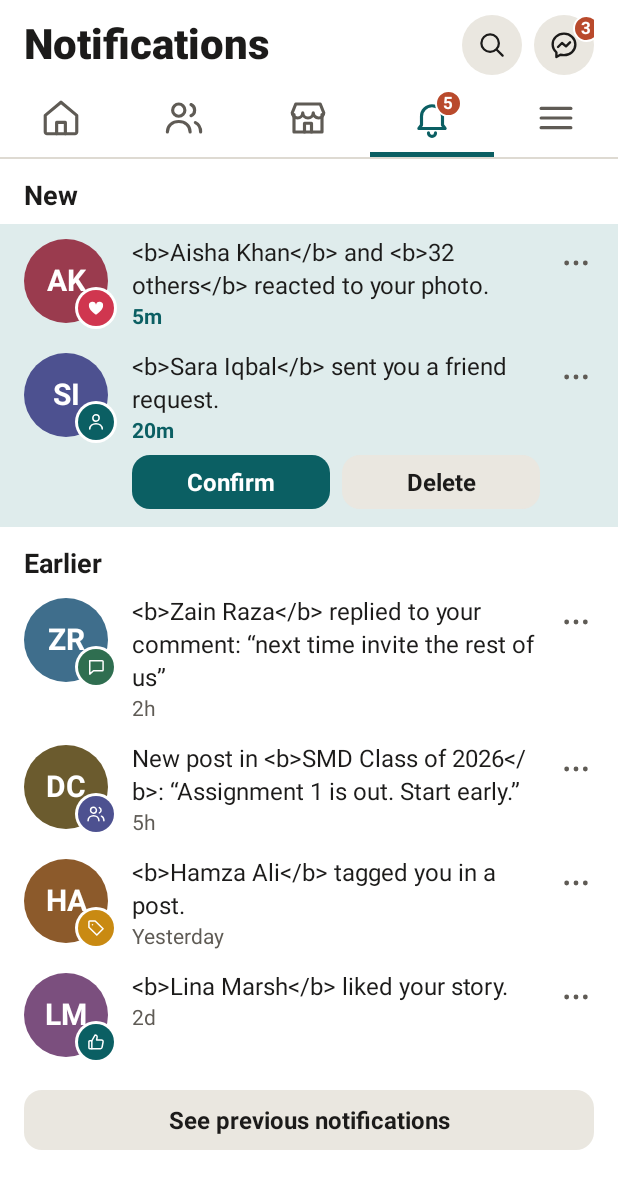
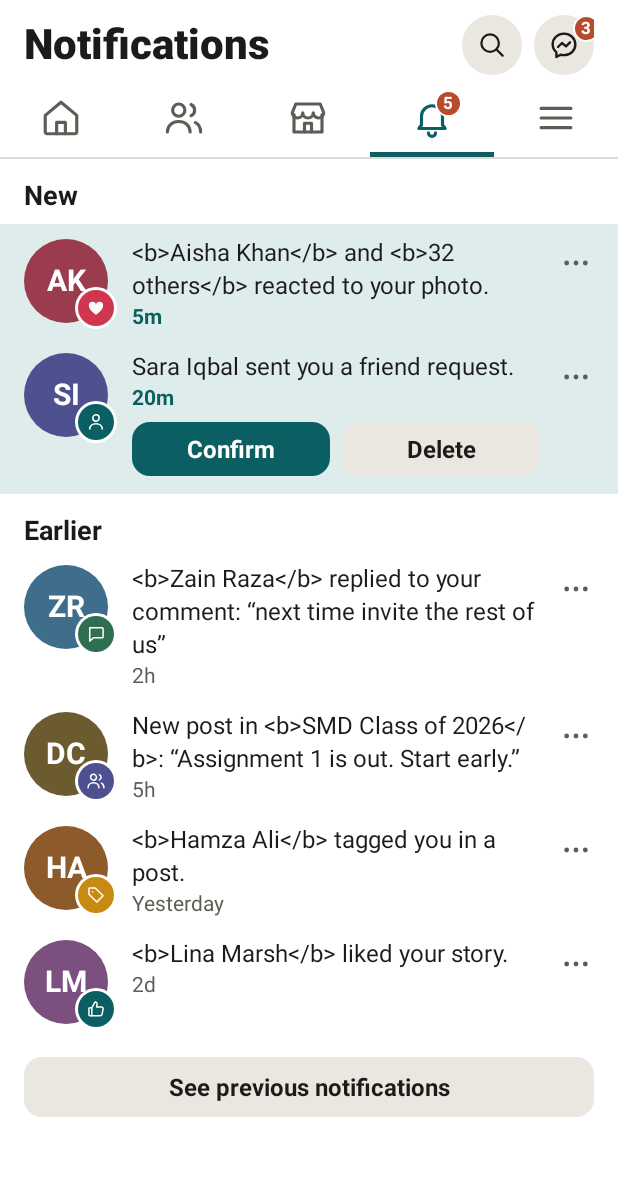
Before and after one commit to babartalal/smd_kinnect, an Android app: the layout activity_notifications.xml on its own in the app's theme, with its tools: preview values and no code run, on a phone screen of 412 x 824 dp. Shown: the top 1189 px of the screen. Run offline under Robolectric (Android 15) with nearby library versions, the phone set to English and light mode, and no system bars.

Commit message:
Notifications: show real friend requests with working Confirm and Delete

```diff
--- a/app/src/main/res/layout/activity_notifications.xml
+++ b/app/src/main/res/layout/activity_notifications.xml
@@ -355,109 +355,15 @@
                         app:tint="@color/k_text_secondary" />
                 </LinearLayout>
 
-                <LinearLayout
+                <!-- Incoming friend requests (friends/requests.php), one
+                     item_notification_request row each; empty when there are none. -->
+                <androidx.recyclerview.widget.RecyclerView
+                    android:id="@+id/notifRequestsRecyclerView"
                     android:layout_width="match_parent"
                     android:layout_height="wrap_content"
-                    android:orientation="horizontal"
-                    android:paddingStart="16dp"
-                    android:paddingTop="8dp"
-                    android:paddingEnd="12dp"
-                    android:paddingBottom="8dp">
-
-                    <!-- avatar with a small type badge overlapping its bottom-right (negative margin) -->
-                    <LinearLayout
-                        android:layout_width="wrap_content"
-                        android:layout_height="wrap_content"
-                        android:orientation="horizontal">
-
-                        <TextView
-                            style="@style/Kinnect.Text.AvatarInitials"
-                            android:layout_width="56dp"
-                            android:layout_height="56dp"
-                            android:layout_marginBottom="4dp"
-                            android:background="@drawable/k_bg_circle_indigo"
-                            android:text="SI"
-                            android:textSize="20sp" />
-
-                        <LinearLayout
-                            android:layout_width="28dp"
-                            android:layout_height="28dp"
-                            android:layout_gravity="bottom"
-                            android:layout_marginStart="-22dp"
-                            android:background="@drawable/k_bg_circle_white"
-                            android:padding="2dp">
-
-                            <ImageView
-                                android:layout_width="match_parent"
-                                android:layout_height="match_parent"
-                                android:background="@drawable/k_bg_circle_white"
-                                android:backgroundTint="@color/primary_teal"
-                                android:importantForAccessibility="no"
-                                android:padding="5dp"
-                                android:src="@drawable/k_ic_person"
-                                app:tint="@color/white" />
-                        </LinearLayout>
-                    </LinearLayout>
-
-                    <LinearLayout
-                        android:layout_width="0dp"
-                        android:layout_height="wrap_content"
-                        android:layout_marginStart="10dp"
-                        android:layout_weight="1"
-                        android:orientation="vertical">
-
-                        <!-- bold parts are applied in NotificationsActivity (Html.fromHtml) -->
-                        <TextView
-                            android:id="@+id/notifText2"
-                            style="@style/Kinnect.Text.Body"
-                            android:layout_width="match_parent"
-                            android:layout_height="wrap_content"
-                            android:lineSpacingExtra="3dp"
-                            android:text="&lt;b&gt;Sara Iqbal&lt;/b&gt; sent you a friend request." />
-
-                        <TextView
-                            style="@style/Kinnect.Text.Link"
-                            android:textSize="14sp"
-                            android:layout_width="wrap_content"
-                            android:layout_height="wrap_content"
-                            android:layout_marginTop="3dp"
-                            android:text="20m" />
-
-                        <LinearLayout
-                            android:layout_width="match_parent"
-                            android:layout_height="wrap_content"
-                            android:layout_marginTop="8dp"
-                            android:layout_marginBottom="2dp"
-                            android:orientation="horizontal">
-
-                            <androidx.appcompat.widget.AppCompatButton
-                                android:id="@+id/notifConfirmBtn"
-                                style="@style/Kinnect.Button.Teal"
-                                android:layout_width="0dp"
-                                android:layout_height="36dp"
-                                android:layout_weight="1"
-                                android:text="Confirm" />
-
-                            <androidx.appcompat.widget.AppCompatButton
-                                android:id="@+id/notifDeleteBtn"
-                                style="@style/Kinnect.Button.Gray"
-                                android:layout_width="0dp"
-                                android:layout_height="36dp"
-                                android:layout_marginStart="8dp"
-                                android:layout_weight="1"
-                                android:text="Delete" />
-                        </LinearLayout>
-                    </LinearLayout>
-
-                    <ImageView
-                        android:layout_width="32dp"
-                        android:layout_height="32dp"
-                        android:layout_marginStart="8dp"
-                        android:contentDescription="More"
-                        android:padding="5dp"
-                        android:src="@drawable/k_ic_more"
-                        app:tint="@color/k_text_secondary" />
-                </LinearLayout>
+                    android:nestedScrollingEnabled="false"
+                    tools:itemCount="1"
+                    tools:listitem="@layout/item_notification_request" />
             </LinearLayout>
 
             <TextView
--- /dev/null
+++ b/app/src/main/res/layout/item_notification_request.xml
@@ -0,0 +1,122 @@
+<?xml version="1.0" encoding="utf-8"?>
+<!-- 18 Notifications: one incoming friend request ("… sent you a friend request."). -->
+<LinearLayout xmlns:android="http://schemas.android.com/apk/res/android"
+    xmlns:app="http://schemas.android.com/apk/res-auto"
+    android:layout_width="match_parent"
+    android:layout_height="wrap_content"
+    android:background="?android:attr/selectableItemBackground"
+    android:clickable="true"
+    android:focusable="true"
+    android:orientation="horizontal"
+    android:paddingStart="16dp"
+    android:paddingTop="8dp"
+    android:paddingEnd="12dp"
+    android:paddingBottom="8dp">
+
+    <!-- avatar with a small type badge overlapping its bottom-right (negative margin) -->
+    <LinearLayout
+        android:layout_width="wrap_content"
+        android:layout_height="wrap_content"
+        android:orientation="horizontal">
+
+        <!-- bindAvatar() shows exactly one of these two views. -->
+        <ImageView
+            android:id="@+id/notifRequestAvatarImage"
+            android:layout_width="56dp"
+            android:layout_height="56dp"
+            android:layout_marginBottom="4dp"
+            android:background="@drawable/k_bg_circle_indigo"
+            android:contentDescription="User avatar"
+            android:scaleType="centerCrop"
+            android:visibility="gone" />
+
+        <TextView
+            android:id="@+id/notifRequestAvatarInitials"
+            style="@style/Kinnect.Text.AvatarInitials"
+            android:layout_width="56dp"
+            android:layout_height="56dp"
+            android:layout_marginBottom="4dp"
+            android:background="@drawable/k_bg_circle_indigo"
+            android:text="SI"
+            android:textSize="20sp" />
+
+        <LinearLayout
+            android:layout_width="28dp"
+            android:layout_height="28dp"
+            android:layout_gravity="bottom"
+            android:layout_marginStart="-22dp"
+            android:background="@drawable/k_bg_circle_white"
+            android:padding="2dp">
+
+            <ImageView
+                android:layout_width="match_parent"
+                android:layout_height="match_parent"
+                android:background="@drawable/k_bg_circle_white"
+                android:backgroundTint="@color/primary_teal"
+                android:importantForAccessibility="no"
+                android:padding="5dp"
+                android:src="@drawable/k_ic_person"
+                app:tint="@color/white" />
+        </LinearLayout>
+    </LinearLayout>
+
+    <LinearLayout
+        android:layout_width="0dp"
+        android:layout_height="wrap_content"
+        android:layout_marginStart="10dp"
+        android:layout_weight="1"
+        android:orientation="vertical">
+
+        <!-- NotificationRequestAdapter sets "<b>Name</b> sent you a friend request." -->
+        <TextView
+            android:id="@+id/notifRequestText"
+            style="@style/Kinnect.Text.Body"
+            android:layout_width="match_parent"
+            android:layout_height="wrap_content"
+            android:lineSpacingExtra="3dp"
+            android:text="Sara Iqbal sent you a friend request." />
+
+        <TextView
+            android:id="@+id/notifRequestTime"
+            style="@style/Kinnect.Text.Link"
+            android:layout_width="wrap_content"
+            android:layout_height="wrap_content"
+            android:layout_marginTop="3dp"
+            android:text="20m"
+            android:textSize="14sp" />
+
+        <LinearLayout
+            android:layout_width="match_parent"
+            android:layout_height="wrap_content"
+            android:layout_marginTop="8dp"
+            android:layout_marginBottom="2dp"
+            android:orientation="horizontal">
+
+            <androidx.appcompat.widget.AppCompatButton
+                android:id="@+id/notifRequestConfirmBtn"
+                style="@style/Kinnect.Button.Teal"
+                android:layout_width="0dp"
+                android:layout_height="36dp"
+                android:layout_weight="1"
+                android:text="Confirm" />
+
+            <androidx.appcompat.widget.AppCompatButton
+                android:id="@+id/notifRequestDeleteBtn"
+                style="@style/Kinnect.Button.Gray"
+                android:layout_width="0dp"
+                android:layout_height="36dp"
+                android:layout_marginStart="8dp"
+                android:layout_weight="1"
+                android:text="Delete" />
+        </LinearLayout>
+    </LinearLayout>
+
+    <ImageView
+        android:layout_width="32dp"
+        android:layout_height="32dp"
+        android:layout_marginStart="8dp"
+        android:contentDescription="More"
+        android:padding="5dp"
+        android:src="@drawable/k_ic_more"
+        app:tint="@color/k_text_secondary" />
+</LinearLayout>
```
Also changed, not shown: app/src/main/java/com/ahmadtalal/i210734_i210819/NotificationRequestAdapter.kt (added, +109 -0 lines), app/src/main/java/com/ahmadtalal/i210734_i210819/NotificationsActivity.kt (+34 -1 lines), 1 other file.
